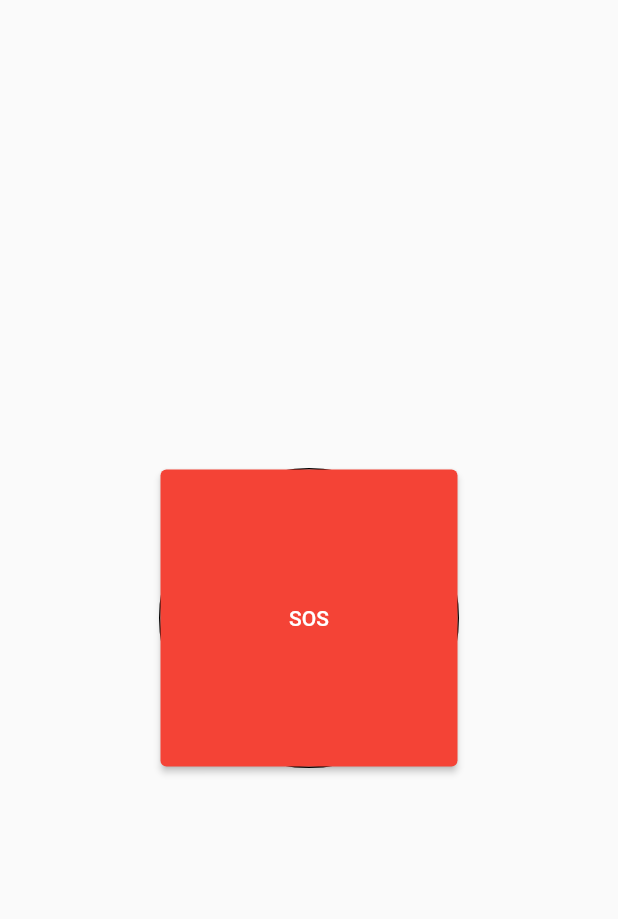
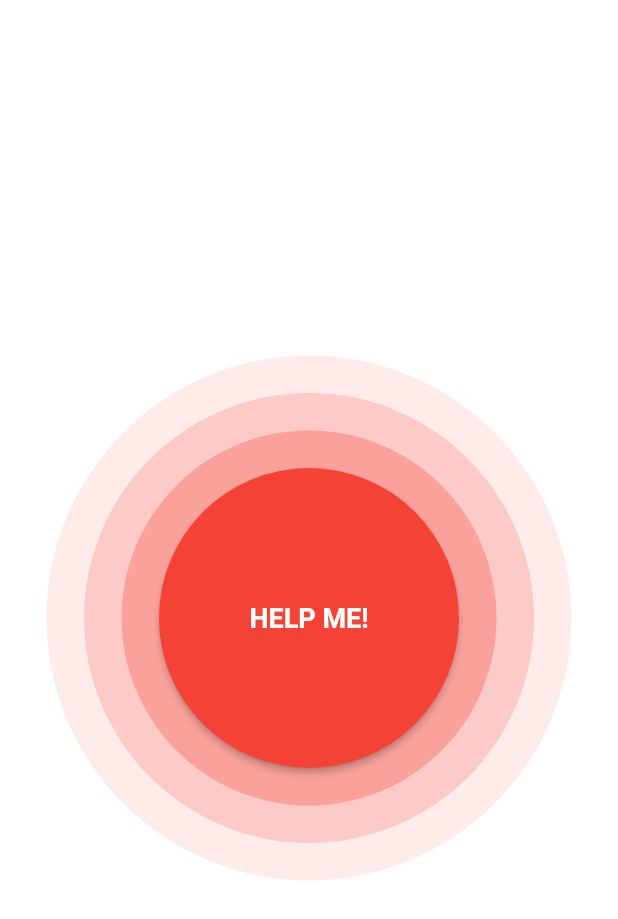
Before and after one commit to Oyunbldd/weu, a Flutter app: the screen it shows after launch, on a phone screen of 412 x 824 dp. Shown: the top 919 px of the screen. Run offline on Flutter 3.47's test engine with Material 2 defaults, Android fonts, the phone set to English and light mode, and no system bars; our stand-ins replace firebase_core; accounts and stored records are empty.

Commit message:
first desing ui done

```diff
--- a/lib/app.dart
+++ b/lib/app.dart
@@ -1,3 +1,6 @@
+import 'dart:async';
+import 'dart:developer';
+
 import 'package:flutter/material.dart';
 
 class MyApp extends StatefulWidget {
@@ -8,30 +11,86 @@ class MyApp extends StatefulWidget {
 }
 
 class _MyAppState extends State<MyApp> {
+  double _opacity = 0.1;
+  double _opacity1 = 0.2;
+  double _opacity2 = 0.3;
+
   @override
   Widget build(BuildContext context) {
     return MaterialApp(
       debugShowCheckedModeBanner: false,
       home: Scaffold(
+        backgroundColor: Colors.white,
         body: SafeArea(
           child: Center(
-            child: Container(
-              width: 200,
-              height: 200,
-              decoration: BoxDecoration(
-                borderRadius: BorderRadius.circular(200),
-                border: Border.all(
-                  width: 1,
-                  color: Colors.black,
+            child: Stack(
+              alignment: Alignment.center,
+              children: [
+                AnimatedContainer(
+                  duration: const Duration(milliseconds: 500),
+                  curve: Curves.easeIn,
+                  decoration: BoxDecoration(
+                    borderRadius: BorderRadius.circular(175),
+                    color: Colors.red.withOpacity(_opacity),
+                  ),
+                  child: const SizedBox(width: 350, height: 350),
                 ),
-              ),
-              child: ElevatedButton(
-                style: const ButtonStyle(
-                  backgroundColor: MaterialStatePropertyAll(Colors.red),
+                AnimatedContainer(
+                  duration: const Duration(milliseconds: 800),
+                  curve: Curves.easeIn,
+                  decoration: BoxDecoration(
+                    borderRadius: BorderRadius.circular(150),
+                    color: Colors.red.withOpacity(_opacity1),
+                  ),
+                  child: const SizedBox(width: 300, height: 300),
                 ),
-                onPressed: () {},
-                child: const Text('SOS'),
-              ),
+                AnimatedContainer(
+                  duration: const Duration(milliseconds: 1000),
+                  curve: Curves.easeIn,
+                  decoration: BoxDecoration(
+                    borderRadius: BorderRadius.circular(150),
+                    color: Colors.red.withOpacity(_opacity2),
+                  ),
+                  child: const SizedBox(width: 250, height: 250),
+                ),
+                SizedBox(
+                  width: 200,
+                  height: 200,
+                  child: ElevatedButton(
+                    style: ButtonStyle(
+                      backgroundColor:
+                          const MaterialStatePropertyAll(Colors.red),
+                      shape: MaterialStateProperty.all<RoundedRectangleBorder>(
+                        RoundedRectangleBorder(
+                          borderRadius: BorderRadius.circular(100.0),
+                          // side: const BorderSide(color: Colors.red),
+                        ),
+                      ),
+                    ),
+                    onLongPress: () async {
+                      Timer(const Duration(seconds: (3)), () {
+                        setState(() {
+                          if (_opacity == 0) {
+                            _opacity = 0.1;
+                            _opacity1 = 0.2;
+                            _opacity2 = 0.3;
+                          } else {
+                            _opacity = 0;
+                            _opacity1 = 0;
+                            _opacity2 = 0;
+                          }
+                        });
+                      });
+                    },
+                    onPressed: () {},
+                    child: const Text(
+                      'HELP ME!',
+                      style: TextStyle(
+                          fontSize: 18.0, fontWeight: FontWeight.bold),
+                    ),
+                  ),
+                ),
+              ],
             ),
           ),
         ),
```
